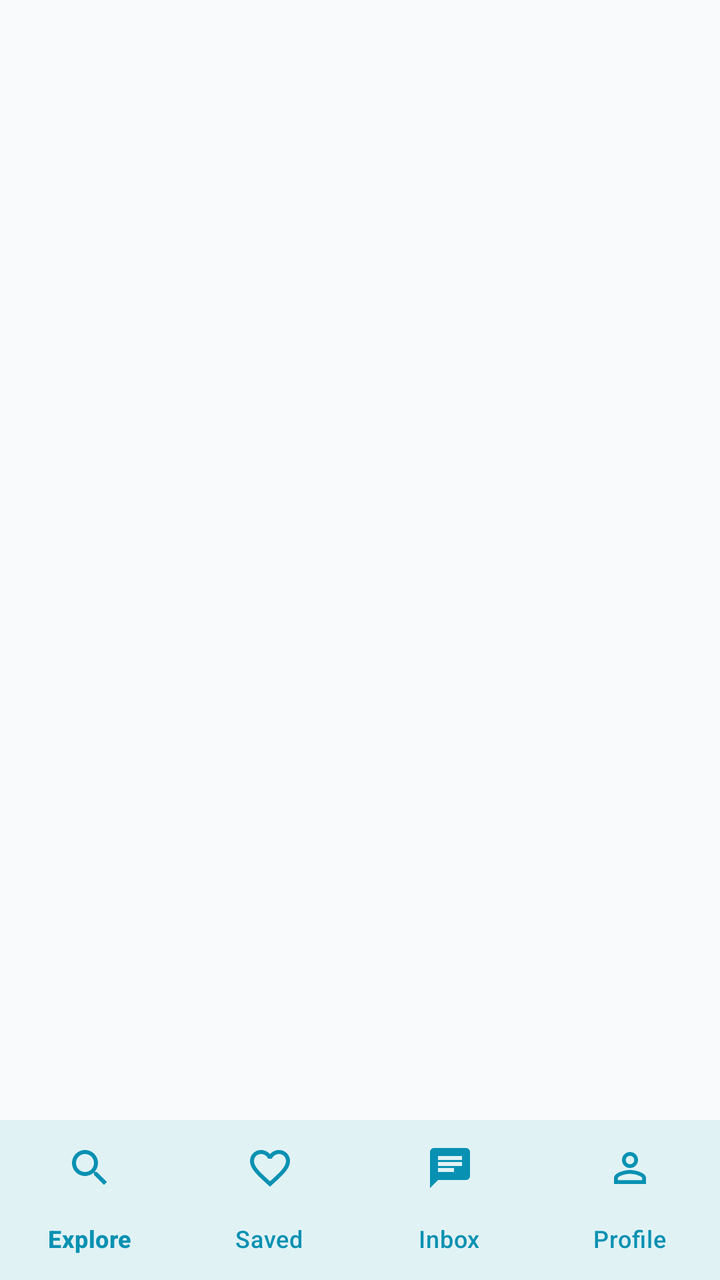
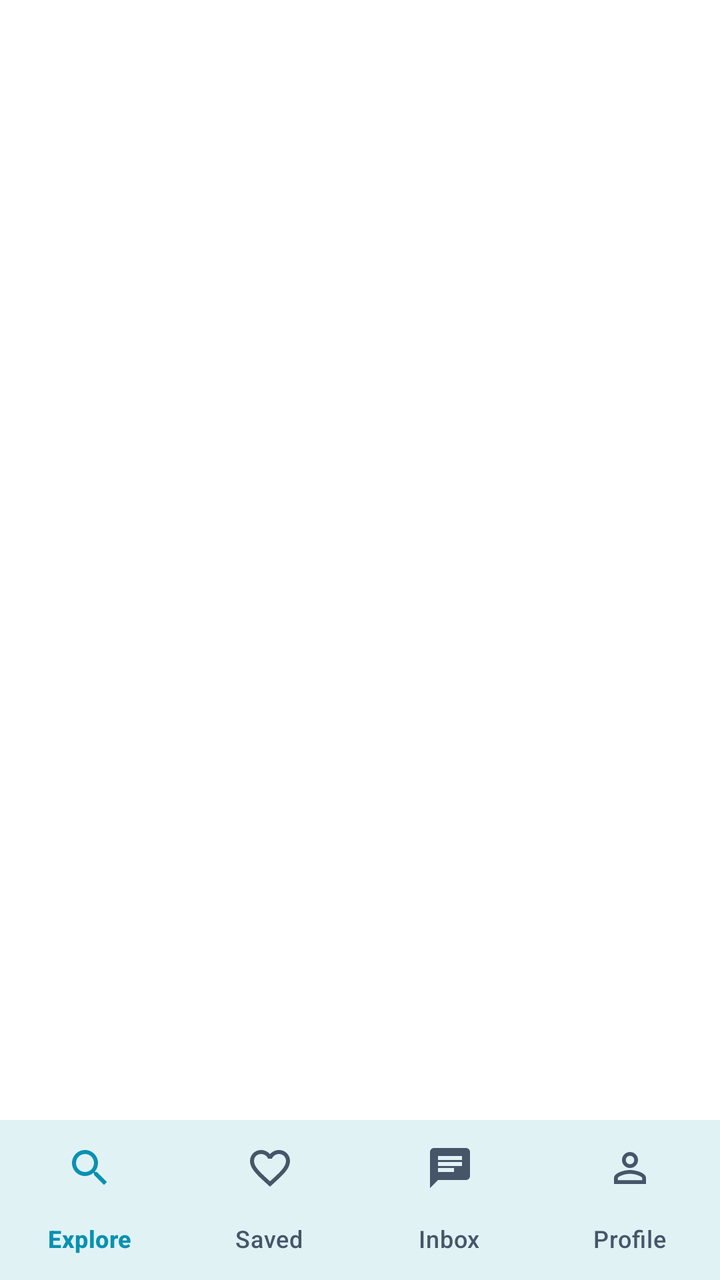

An Android layout rendered at two revisions. The XML below is the earlier revision; the diff shows what the commit changed to produce the second picture.
<!-- AndroidManifest.xml: activity theme Theme.StudentRoomSharingApp -->
<!-- res/layout/activity_student_dashboard.xml -->
<?xml version="1.0" encoding="utf-8"?>
<androidx.constraintlayout.widget.ConstraintLayout
    xmlns:android="http://schemas.android.com/apk/res/android"
    xmlns:app="http://schemas.android.com/apk/res-auto"
    android:layout_width="match_parent"
    android:layout_height="match_parent"
    android:background="@color/md_theme_light_background">

    
    <androidx.fragment.app.FragmentContainerView
        android:id="@+id/fragment_container"
        android:layout_width="0dp"
        android:layout_height="0dp"
        app:layout_constraintTop_toTopOf="parent"
        app:layout_constraintBottom_toTopOf="@id/bottom_navigation"
        app:layout_constraintStart_toStartOf="parent"
        app:layout_constraintEnd_toEndOf="parent" />

    
    <com.google.android.material.bottomnavigation.BottomNavigationView
        android:id="@+id/bottom_navigation"
        android:layout_width="0dp"
        android:layout_height="wrap_content"
        android:background="@color/md_theme_light_surface"
        app:menu="@menu/menu_student_nav"
        app:itemIconTint="@color/md_theme_light_primary"
        app:itemTextColor="@color/md_theme_light_primary"
        app:labelVisibilityMode="labeled"
        app:layout_constraintBottom_toBottomOf="parent"
        app:layout_constraintStart_toStartOf="parent"
        app:layout_constraintEnd_toEndOf="parent"
        app:elevation="8dp" />

</androidx.constraintlayout.widget.ConstraintLayout>
<!-- resources referenced by this layout -->
<resources>
  <color name="md_theme_light_background">@color/background</color>
  <color name="md_theme_light_primary">@color/primary</color>
  <color name="md_theme_light_surface">@color/surface</color>
  <color name="background">#F8FAFC</color>
  <color name="primary">#0891B2</color>
  <color name="surface">#FFFFFF</color>
  <color name="onPrimary">#FFFFFF</color>
  <color name="primaryContainer">#B5EAFB</color>
  <color name="onPrimaryContainer">#001F2A</color>
  <color name="secondary">#4E6A74</color>
  <color name="onSecondary">#FFFFFF</color>
  <color name="secondaryContainer">#D1F0F8</color>
  <color name="onSecondaryContainer">#05212A</color>
  <color name="tertiary">#9B6B4C</color>
  <color name="onTertiary">#FFFFFF</color>
  <color name="error">#DC2626</color>
  <color name="onError">#FFFFFF</color>
  <color name="errorContainer">#FFDAD6</color>
  <color name="onErrorContainer">#410002</color>
  <color name="onBackground">#0F172A</color>
  <color name="onSurface">#0F172A</color>
  <color name="surfaceVariant">#E2E8F0</color>
  <color name="onSurfaceVariant">#475569</color>
  <color name="outline">#94A3B8</color>
  <style name="TextAppearance.StudentRoomSharingApp.HeadlineMedium" parent="TextAppearance.Material3.HeadlineMedium">
          <item name="android:textSize">28sp</item>
          <item name="android:lineSpacingExtra">0sp</item>
          <item name="android:fontWeight">600</item>
      </style>
  <style name="TextAppearance.StudentRoomSharingApp.TitleLarge" parent="TextAppearance.Material3.TitleLarge">
          <item name="android:textSize">22sp</item>
          <item name="android:lineSpacingExtra">0sp</item>
          <item name="android:fontWeight">600</item>
      </style>
  <style name="TextAppearance.StudentRoomSharingApp.TitleMedium" parent="TextAppearance.Material3.TitleMedium">
          <item name="android:textSize">16sp</item>
          <item name="android:lineSpacingExtra">0sp</item>
          <item name="android:fontWeight">600</item>
      </style>
  <style name="TextAppearance.StudentRoomSharingApp.TitleSmall" parent="TextAppearance.Material3.TitleSmall">
          <item name="android:textSize">14sp</item>
          <item name="android:lineSpacingExtra">0sp</item>
          <item name="android:fontWeight">600</item>
      </style>
  <style name="TextAppearance.StudentRoomSharingApp.BodyLarge" parent="TextAppearance.Material3.BodyLarge">
          <item name="android:textSize">16sp</item>
          <item name="android:lineSpacingExtra">4sp</item>
      </style>
  <style name="TextAppearance.StudentRoomSharingApp.BodyMedium" parent="TextAppearance.Material3.BodyMedium">
          <item name="android:textSize">14sp</item>
          <item name="android:lineSpacingExtra">4sp</item>
      </style>
  <style name="TextAppearance.StudentRoomSharingApp.BodySmall" parent="TextAppearance.Material3.BodySmall">
          <item name="android:textSize">12sp</item>
          <item name="android:lineSpacingExtra">4sp</item>
      </style>
  <style name="TextAppearance.StudentRoomSharingApp.LabelLarge" parent="TextAppearance.Material3.LabelLarge">
          <item name="android:textSize">14sp</item>
          <item name="android:fontWeight">500</item>
          <item name="android:letterSpacing">0.01</item>
      </style>
  <style name="TextAppearance.StudentRoomSharingApp.LabelMedium" parent="TextAppearance.Material3.LabelMedium">
          <item name="android:textSize">12sp</item>
          <item name="android:fontWeight">500</item>
          <item name="android:letterSpacing">0.02</item>
      </style>
  <style name="TextAppearance.StudentRoomSharingApp.LabelSmall" parent="TextAppearance.Material3.LabelSmall">
          <item name="android:textSize">11sp</item>
          <item name="android:fontWeight">500</item>
          <item name="android:letterSpacing">0.03</item>
      </style>
  <!-- unchanged entries left out for length: 2 -->
</resources>

<!-- the commit's change to res/layout/activity_student_dashboard.xml (unified diff, before → after) -->
@@ -4,7 +4,7 @@
     xmlns:app="http://schemas.android.com/apk/res-auto"
     android:layout_width="match_parent"
     android:layout_height="match_parent"
-    android:background="@color/md_theme_light_background">
+    android:background="?attr/colorSurface">
 
     
     <androidx.fragment.app.FragmentContainerView
@@ -21,10 +21,10 @@
         android:id="@+id/bottom_navigation"
         android:layout_width="0dp"
         android:layout_height="wrap_content"
-        android:background="@color/md_theme_light_surface"
+        android:background="?attr/colorSurface"
         app:menu="@menu/menu_student_nav"
-        app:itemIconTint="@color/md_theme_light_primary"
-        app:itemTextColor="@color/md_theme_light_primary"
+        app:itemIconTint="@color/nav_item_color"
+        app:itemTextColor="@color/nav_item_color"
         app:labelVisibilityMode="labeled"
         app:layout_constraintBottom_toBottomOf="parent"
         app:layout_constraintStart_toStartOf="parent"
<!-- resource entries referenced after the edit -->
@@ -1,8 +1,5 @@
 <!-- resources referenced by this layout -->
 <resources>
-  <color name="md_theme_light_background">@color/background</color>
-  <color name="md_theme_light_primary">@color/primary</color>
-  <color name="md_theme_light_surface">@color/surface</color>
   <color name="background">#F8FAFC</color>
   <color name="primary">#0891B2</color>
   <color name="surface">#FFFFFF</color>
